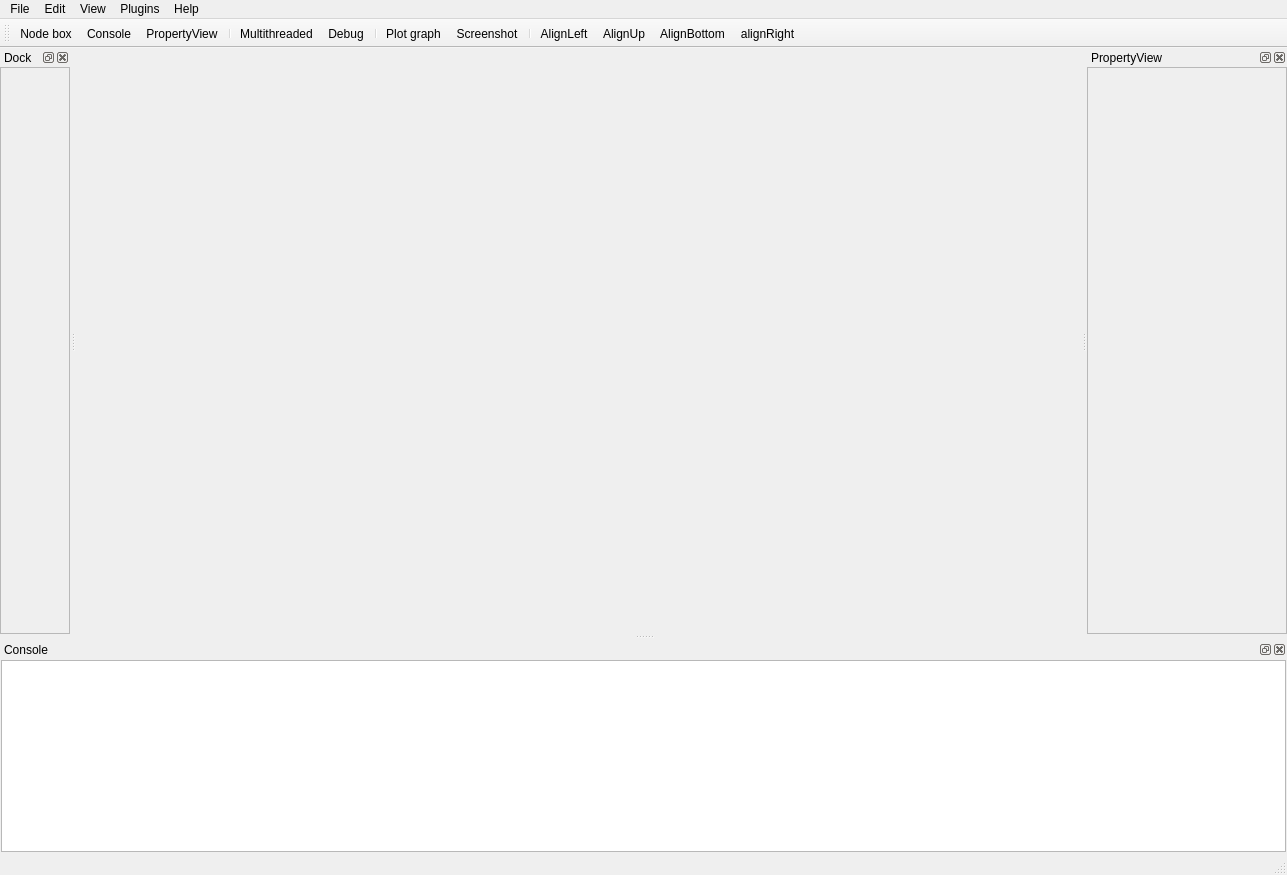
First picture: the form in PyFlow/GraphEditor_ui.ui, repository wonderworks-software/PyFlow, before the edit.
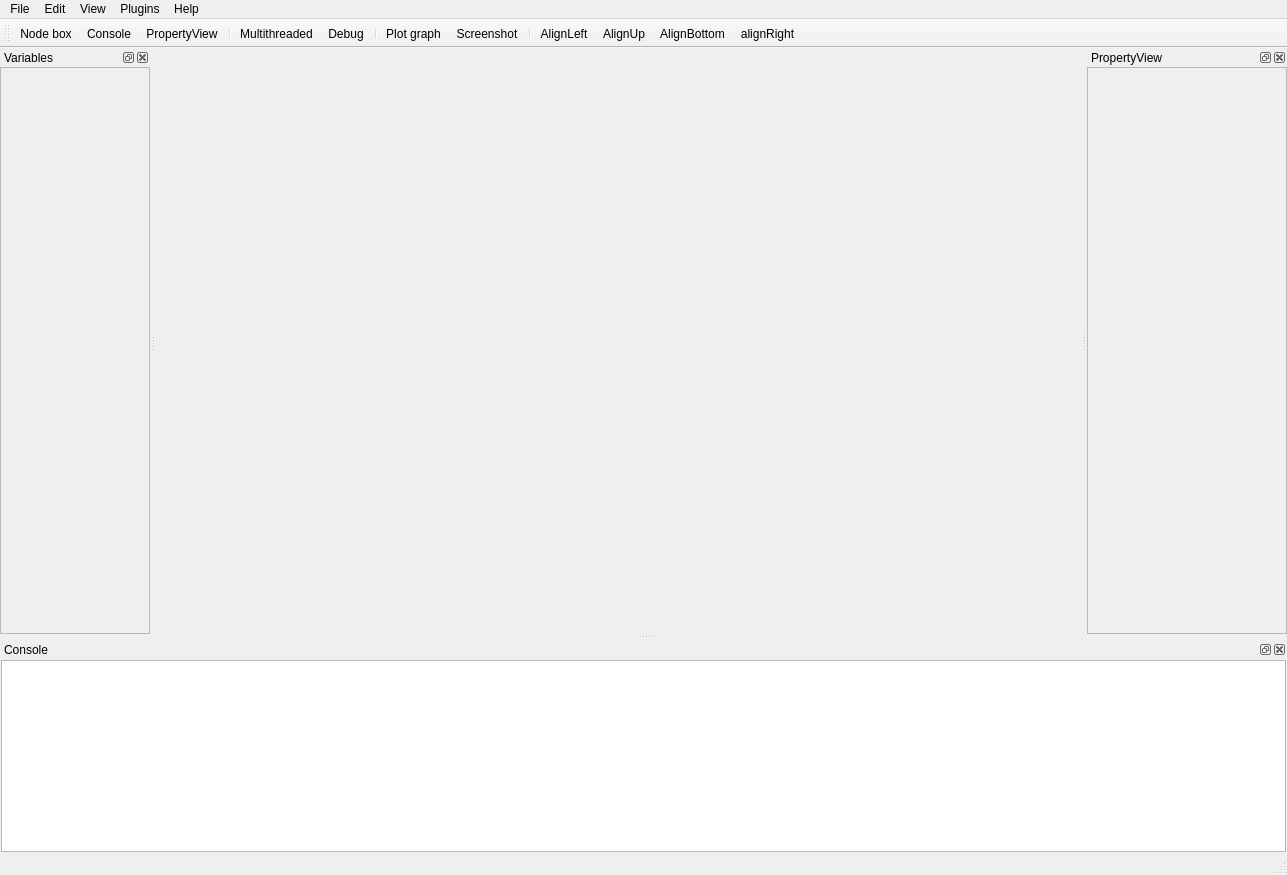
Second picture: the form after the edit. Icons and pictures are not drawn.

Patch:
```diff
--- a/PyFlow/GraphEditor_ui.ui
+++ b/PyFlow/GraphEditor_ui.ui
@@ -210,6 +210,12 @@
    </widget>
   </widget>
   <widget class="QDockWidget" name="dockWidgetLeft">
+   <property name="minimumSize">
+    <size>
+     <width>150</width>
+     <height>93</height>
+    </size>
+   </property>
    <property name="floating">
     <bool>false</bool>
    </property>
@@ -217,7 +223,7 @@
     <set>QDockWidget::AllDockWidgetFeatures</set>
    </property>
    <property name="windowTitle">
-    <string>Dock</string>
+    <string>Variables</string>
    </property>
    <attribute name="dockWidgetArea">
     <number>1</number>
@@ -246,8 +252,8 @@
          <rect>
           <x>0</x>
           <y>0</y>
-          <width>78</width>
-          <height>630</height>
+          <width>215</width>
+          <height>556</height>
          </rect>
         </property>
         <layout class="QGridLayout" name="gridLayout_5">
```
Left out of the diff: 6 changed lines with no effect on the pictures.
